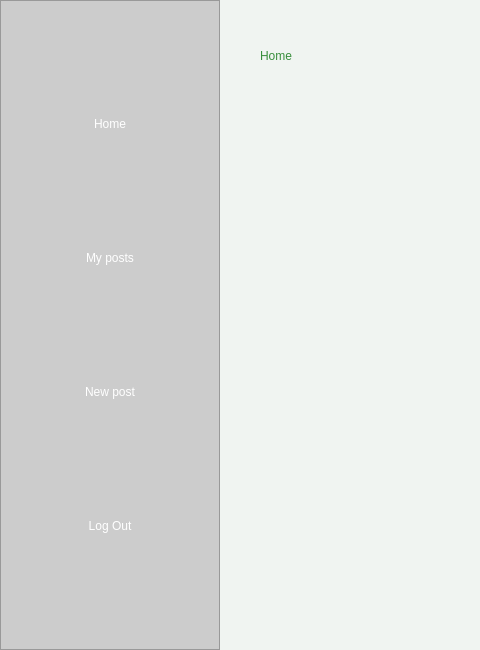
Old version of the form src/vista/Ui/Tablón4.ui in the repository encinaa/LodzConnect; both pictures show x 0 to 480 and y 0 to 650 of the 1152 by 650 pixel window.
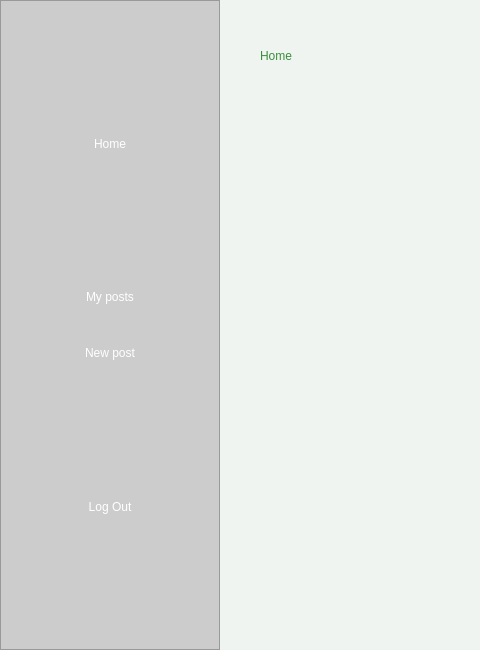
New version of the form. Icons and pictures are not drawn.

Commit message: interfaces bien

```diff
--- a/src/vista/Ui/Tablón4.ui
+++ b/src/vista/Ui/Tablón4.ui
@@ -190,20 +190,6 @@
         </widget>
        </item>
 
-       <item>
-        <spacer name="spacer3">
-         <property name="orientation">
-          <enum>Qt::Vertical</enum>
-         </property>
-         <property name="sizeHint" stdset="0">
-          <size>
-           <width>20</width>
-           <height>40</height>
-          </size>
-         </property>
-        </spacer>
-       </item>
-
        <item>
         <widget class="QPushButton" name="BotonPublicacion">
          <property name="minimumSize">
```
Left out of the diff: 7 changed lines with no effect on the pictures. The commit also changes 1 other file.
